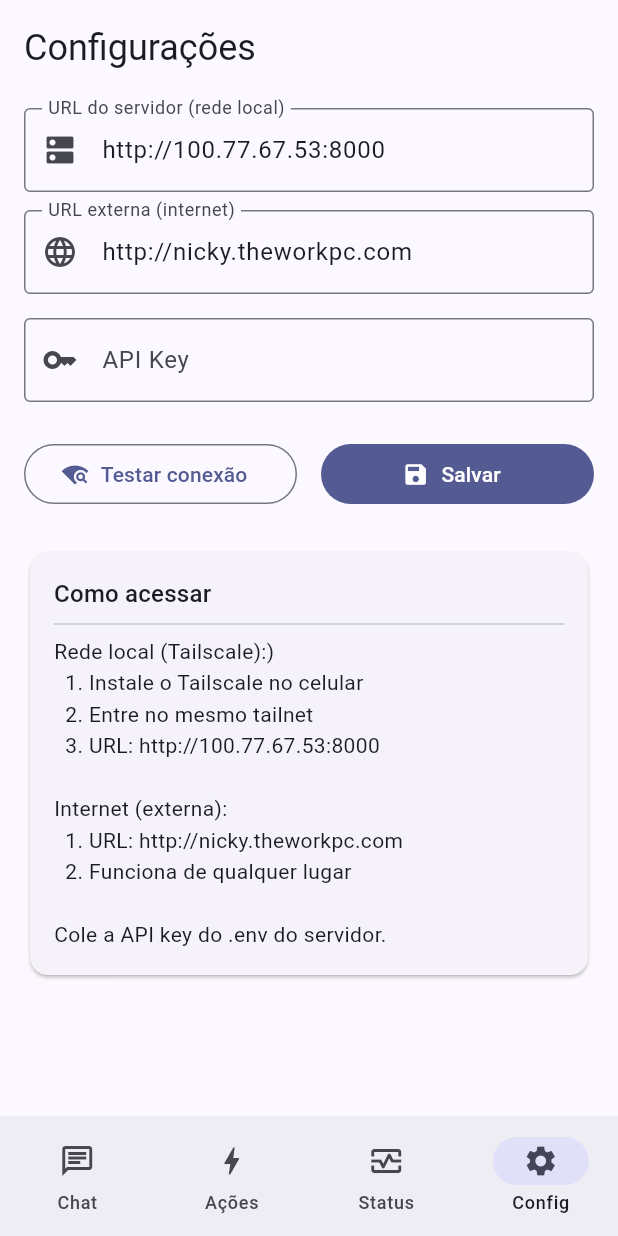
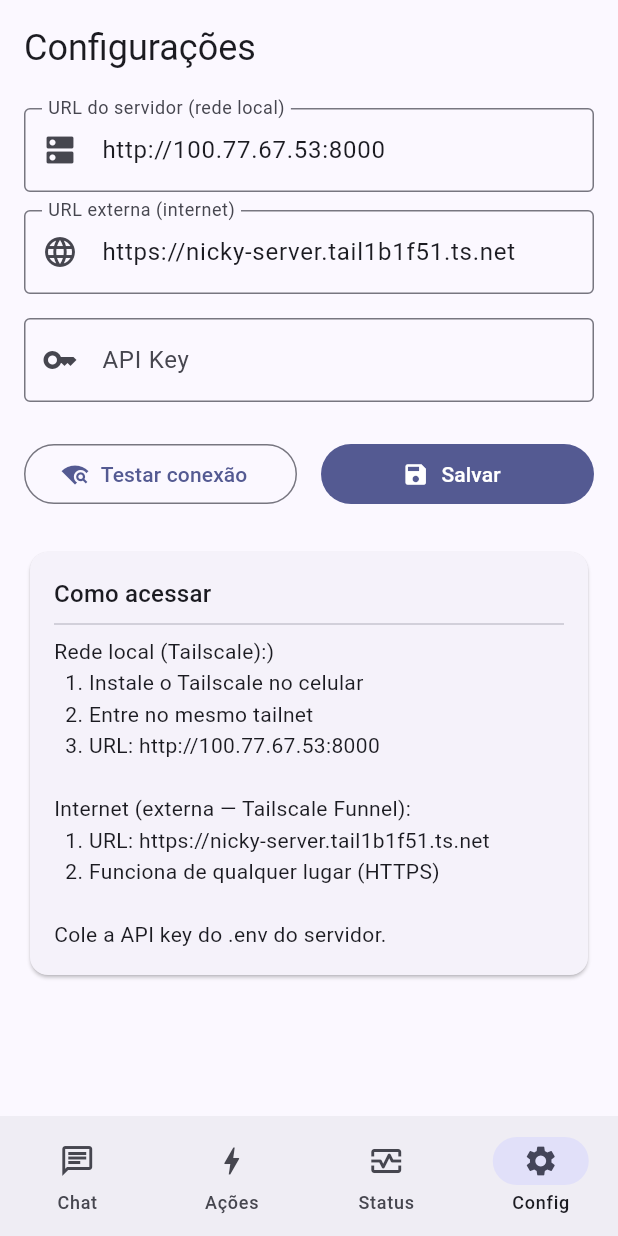
Before and after one commit to nickyvirthy-droid/OD, a Flutter app: the screen it shows after launch, on a phone screen of 412 x 824 dp. Run offline on Flutter 3.47's test engine with Material 3 defaults, Android fonts, the phone set to English and light mode, and no system bars; our stand-ins replace firebase_core, firebase_messaging, flutter_local_notifications, shared_preferences; accounts and stored records are empty.

Commit message:
feat(app): URL externa padrão passa a ser o Funnel (APK 1.2.8+9)
fallbackUrl http://nicky.theworkpc.com (porta 80 bloqueada pela
operadora) -> https://nicky-server.tail1b1f51.ts.net. APK 1.2.8+9
republicado em site/ pelo build_apk.sh (anterior preservado em
backups/apk-v1.2.8+8-20260921/); 71 testes passed e strings
diferenciais provadas no binário.

🤖 Generated with Codebuff
Co-Authored-By: Codebuff <noreply@codebuff.com>

```diff
--- a/app/lib/main.dart
+++ b/app/lib/main.dart
@@ -70,7 +70,8 @@ class _OdHomeState extends State<OdHome> {
     super.initState();
     _api = OdApi(
       baseUrl: 'http://100.77.67.53:8000',
-      fallbackUrl: 'http://nicky.theworkpc.com',
+      // Externa: Tailscale Funnel (TLS, sem depender de porta da operadora).
+      fallbackUrl: 'https://nicky-server.tail1b1f51.ts.net',
     );
     _initApi();
   }
--- a/app/lib/screens/settings_screen.dart
+++ b/app/lib/screens/settings_screen.dart
@@ -149,7 +149,7 @@ class _SettingsScreenState extends State<SettingsScreen> {
           controller: _fallbackController,
           decoration: const InputDecoration(
             labelText: 'URL externa (internet)',
-            hintText: 'http://nicky.theworkpc.com',
+            hintText: 'https://nicky-server.tail1b1f51.ts.net',
             border: OutlineInputBorder(),
             prefixIcon: Icon(Icons.language),
           ),
@@ -249,9 +249,9 @@ class _SettingsScreenState extends State<SettingsScreen> {
                   '  1. Instale o Tailscale no celular\n'
                   '  2. Entre no mesmo tailnet\n'
                   '  3. URL: http://100.77.67.53:8000\n\n'
-                  'Internet (externa):\n'
-                  '  1. URL: http://nicky.theworkpc.com\n'
-                  '  2. Funciona de qualquer lugar\n\n'
+                  'Internet (externa — Tailscale Funnel):\n'
+                  '  1. URL: https://nicky-server.tail1b1f51.ts.net\n'
+                  '  2. Funciona de qualquer lugar (HTTPS)\n\n'
                   'Cole a API key do .env do servidor.',
                   style: TextStyle(height: 1.5),
                 ),
--- a/app/pubspec.yaml
+++ b/app/pubspec.yaml
@@ -1,7 +1,7 @@
 name: omegadrakon
 description: OmegaDrakon — Interface Viva no bolso 🐉
 publish_to: 'none'
-version: 1.2.8+8
+version: 1.2.8+9
 
 environment:
   sdk: '>=3.6.0 <4.0.0'   # Dart 3.6+ (Flutter 3.27+) — o código usa withValues
--- a/iniciar/session.json
+++ b/iniciar/session.json
@@ -1,7 +1,14 @@
 {
   "session_id": "conv-2026-09-11T12:45-omegadrakon-dev-status",
   "created_at": "2026-09-11T12:45:00Z",
-  "updated_at": "2026-09-21T10:20:00-03:00",
+  "updated_at": "2026-09-21T10:35:00-03:00",
+  "apk_1_2_8_9_2026_09_21": {
+    "pedido": "Usuário: 'Atualize o default externo do app para https://nicky-server.tail1b1f51.ts.net e gere o APK novo'.",
+    "mudancas": ["app/lib/main.dart: fallbackUrl http://nicky.theworkpc.com → https://nicky-server.tail1b1f51.ts.net (Funnel)", "app/lib/screens/settings_screen.dart: hint do campo externo + texto 'Como acessar' com a URL do Funnel", "app/pubspec.yaml: 1.2.8+8 → 1.2.8+9"],
+    "build": "app/build_apk.sh com ambiente do servidor (PATH ~/flutter/bin, JAVA_HOME ~/jdk JDK 17, ANDROID_SDK_ROOT ~/android-sdk); full 52.247.003 B + arm64 18.650.118 B publicados em site/; anterior preservado em backups/apk-v1.2.8+8-20260921/",
+    "provas": "flutter analyze 0 issues · flutter test 71 passed, 2 skip · strings no libapp.so arm64: novo 1× tail1b1f51 / 0× theworkpc (antigo 0/2) · aapt2: versionCode='9' versionName='1.2.8' · download via Funnel (GET /site/OmegaDrakon.apk, 200, sha256 a3c53494… idêntico ao local)",
+    "status": "COMMITADO e PUSHED (regra 7.1); instalar no Redmi Note 14 (versionCode 9 > 8 instala por cima)"
+  },
   "dono_historico_2026_09_21": {
     "pedido": "Usuário: 'Adicione checagem de dono em /history e /memory (usuário só acessa o próprio histórico; OD_API_KEY como admin)'.",
     "implementacao": "integrations/api/server.py: novo APIHandler._check_owner(user_id) — credencial de usuário (Bearer ou API key od_...) só acessa o próprio username (403 acesso_negado + log de aviso); _current_user None (OD_API_KEY do servidor / dev sem UserStore) segue como admin. Aplicado em history_delete, history_stats e memory_search (este ANTES do 501 do VectorStore).",
@@ -171,8 +178,8 @@
   },
   "last_turn": {
     "date": "2026-09-21",
-    "action": "Funnel habilitado pelo usuário e publicado: https://nicky-server.tail1b1f51.ts.net no ar com REST (/ → 8000) e streaming (/ws → 8001), TLS emitido, DNS público propagado e acesso provado DE FORA (401 da API em 4/5 nós check-host; 426 do WS). Registrado em docs/ACESSO_EXTERNO.md, CHANGELOG e transcrição.",
-    "next": "(1) Mudar o default externo do app (fallbackUrl) para https://nicky-server.tail1b1f51.ts.net e gerar o APK novo; (2) migrar os baldes 'app' e '660518870' quando o app autenticar por sessão; (3) pendências antigas: APK no Redmi Note 14, nada mais crítico."
+    "action": "Funnel publicado e provado de fora (d8bf561) e APK 1.2.8+9 com a URL externa do Funnel gerado, publicado em site/ e servido pela API na URL pública (sha256 conferido). Transcrição §8.",
+    "next": "(1) Instalar o 1.2.8+9 no Redmi Note 14 e testar chat fora da LAN (4G/Wi-Fi de fora); (2) migrar os baldes 'app' e '660518870' quando o app autenticar por sessão; (3) considerar persistência do Funnel após reboot (serve/funnel sobrevivem? conferir)."
   },
   "decisions": [
     {"topic": "commit e push", "decision": "Autorização PERMANENTE (2026-09-21): depois de validar uma atualização, commitar e publicar (`git push origin master`) sem esperar confirmação por passo — a espera já custou trabalho numa queda de conexão/fim de cota. Registrado como regra 7.1 do iniciar/RULES.md. Deploy/restart seguem exigindo autorização explícita.", "motivo": "O usuário pediu para não ficar esperando autorização a cada commit; o registro em iniciar/ entra junto (regra 7.2: sistema limpo e atualizado)."},
```
Also changed, not shown: 2 other files.
